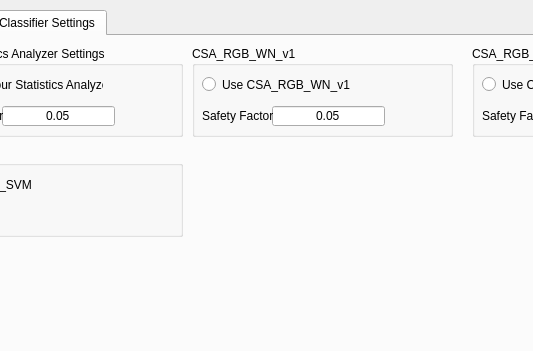
Old version of the form gui/TrainTextureClassifierForm.ui in the repository asmith9455/imageClassifier; both pictures show x 90 to 623 and y 0 to 351 of the 1007 by 581 pixel window.
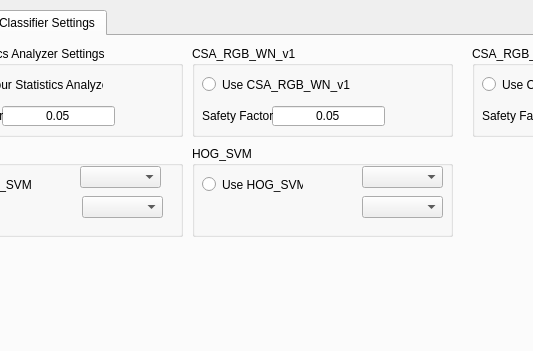
New version of the form. The open tabs and pages were chosen to show the change.

What changed in the file:
```diff
--- a/gui/TrainTextureClassifierForm.ui
+++ b/gui/TrainTextureClassifierForm.ui
@@ -797,6 +797,78 @@
       <attribute name="buttonGroup">
        <string notr="true">buttonGroup</string>
       </attribute>
+     </widget>
+     <widget class="QComboBox" name="comboBox_img_svm_grey_rgb">
+      <property name="geometry">
+       <rect>
+        <x>158</x>
+        <y>20</y>
+        <width>81</width>
+        <height>22</height>
+       </rect>
+      </property>
+     </widget>
+     <widget class="QComboBox" name="comboBox_img_svm_svmType">
+      <property name="geometry">
+       <rect>
+        <x>160</x>
+        <y>50</y>
+        <width>81</width>
+        <height>22</height>
+       </rect>
+      </property>
+     </widget>
+    </widget>
+    <widget class="QGroupBox" name="groupBox_12">
+     <property name="geometry">
+      <rect>
+       <x>270</x>
+       <y>110</y>
+       <width>261</width>
+       <height>91</height>
+      </rect>
+     </property>
+     <property name="title">
+      <string>HOG_SVM</string>
+     </property>
+     <widget class="QRadioButton" name="radioButton_useIMG_SVM_2">
+      <property name="geometry">
+       <rect>
+        <x>10</x>
+        <y>30</y>
+        <width>101</width>
+        <height>17</height>
+       </rect>
+      </property>
+      <property name="text">
+       <string>Use HOG_SVM</string>
+      </property>
+      <property name="checked">
+       <bool>false</bool>
+      </property>
+     </widget>
+     <widget class="QComboBox" name="comboBox_hog_svm_svmType">
+      <property name="geometry">
+       <rect>
+        <x>170</x>
+        <y>20</y>
+        <width>81</width>
+        <height>22</height>
+       </rect>
+      </property>
+     </widget>
+     <widget class="QComboBox" name="comboBox_hog_svm_kernelType">
+      <property name="geometry">
+       <rect>
+        <x>170</x>
+        <y>50</y>
+        <width>81</width>
+        <height>22</height>
+       </rect>
+      </property>
+      <property name="currentText">
+       <string/>
+      </property>
      </widget>
     </widget>
    </widget>
```
Left out of the diff: 21 changed lines with no effect on the pictures.
